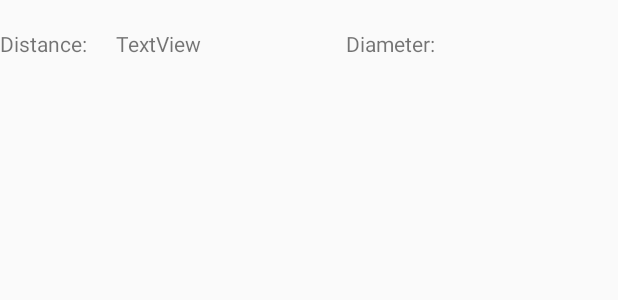
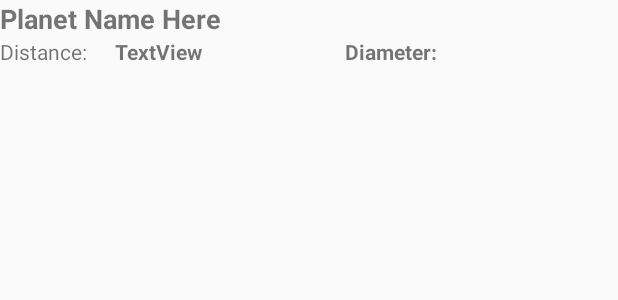
Before and after one commit to tgibbons-css/CIS3334BtnSpinner, an Android app: the layout planet_row.xml on its own in the app's theme, with its tools: preview values and no code run, on a phone screen of 412 x 824 dp. Shown: the top 300 px of the screen. Run offline under Robolectric (Android 15) with nearby library versions, the phone set to English and light mode, and no system bars.

Commit message:
Fixed issue with creating the custom spinner adapter.

```diff
--- a/app/src/main/java/css/cis3334/menusample2017/MainActivity.java
+++ b/app/src/main/java/css/cis3334/menusample2017/MainActivity.java
@@ -96,8 +96,12 @@ public class MainActivity extends AppCompatActivity {
         planetList.add(new Planet("Mars5", 227.9, 6787.0));
         planetList.add(new Planet("Mars6", 227.9, 6787.0));
 //        ArrayAdapter<Planet> planetAdapter = new ArrayAdapter<Planet>(this, android.R.layout.simple_list_item_1, planetList);
+//        planetAdapter.setDropDownViewResource(android.R.layout.simple_spinner_dropdown_item);
 //        spinnerCustom.setAdapter(planetAdapter);
-        ArrayAdapter<Planet> planetAdapter = new PlanetAdapter(this, 0, planetList);
+
+        // create the custom array adapter. The 3rd parameter is just a placeholder for the parent class pointing to any textview in the new layout.
+        ArrayAdapter<Planet> planetAdapter = new PlanetAdapter(this, R.layout.planet_row, R.id.textViewPlanetName, planetList);
+        planetAdapter.setDropDownViewResource(R.layout.planet_row);
         spinnerCustom.setAdapter(planetAdapter);
         spinnerCustom.setOnItemSelectedListener(new AdapterView.OnItemSelectedListener() {
             @Override
--- a/app/src/main/java/css/cis3334/menusample2017/PlanetAdapter.java
+++ b/app/src/main/java/css/cis3334/menusample2017/PlanetAdapter.java
@@ -20,8 +20,9 @@ public class PlanetAdapter extends ArrayAdapter<Planet> {
     private List<Planet> planetList;
     private Context context;
 
-    public PlanetAdapter(Context context, int resource, List<Planet> objects) {
-        super(context, resource, objects);
+    public PlanetAdapter(Context context, int resource, int tvID, List<Planet> objects) {
+        //super(context, R.layout.country_list_item, R.id.txtViewCountryName, objects);
+        super(context, resource, tvID, objects);
         this.context = context;
         this.planetList = objects;
     }
--- a/app/src/main/res/layout/planet_row.xml
+++ b/app/src/main/res/layout/planet_row.xml
@@ -1,17 +1,22 @@
 <?xml version="1.0" encoding="utf-8"?>
 <LinearLayout xmlns:android="http://schemas.android.com/apk/res/android"
     android:orientation="vertical" android:layout_width="match_parent"
-    android:layout_height="match_parent">
+    android:layout_height="match_parent"
+    android:id="@+id/planetLayout1">
 
     <TextView
         android:layout_width="match_parent"
         android:layout_height="wrap_content"
-        android:id="@+id/textViewPlanetName" />
+        android:id="@+id/textViewPlanetName"
+        android:text="Planet Name Here"
+        android:textSize="18sp"
+        android:textStyle="normal|bold" />
 
     <LinearLayout
         android:orientation="horizontal"
         android:layout_width="match_parent"
-        android:layout_height="wrap_content">
+        android:layout_height="wrap_content"
+        android:id="@+id/PlanetLayout2">
 
         <TextView
             android:text="Distance:"
@@ -25,14 +30,17 @@
             android:layout_width="wrap_content"
             android:layout_height="wrap_content"
             android:id="@+id/textViewPlanetDistance"
-            android:layout_weight="1" />
+            android:layout_weight="1"
+            android:fontFamily="sans-serif"
+            android:textStyle="normal|bold" />
 
         <TextView
             android:text="Diameter:"
             android:layout_width="wrap_content"
             android:layout_height="wrap_content"
             android:id="@+id/textView8"
-            android:layout_weight="0.26" />
+            android:layout_weight="0.26"
+            android:textStyle="normal|bold" />
 
         <TextView
             android:layout_width="wrap_content"
```
